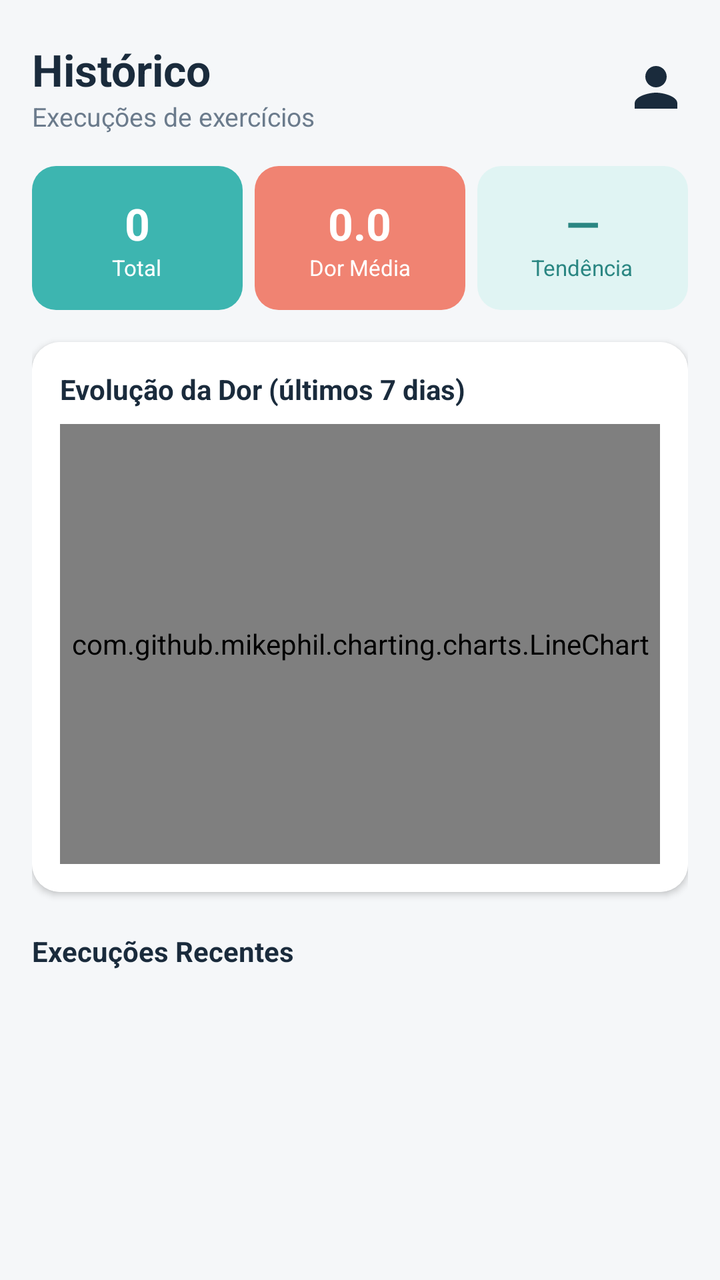
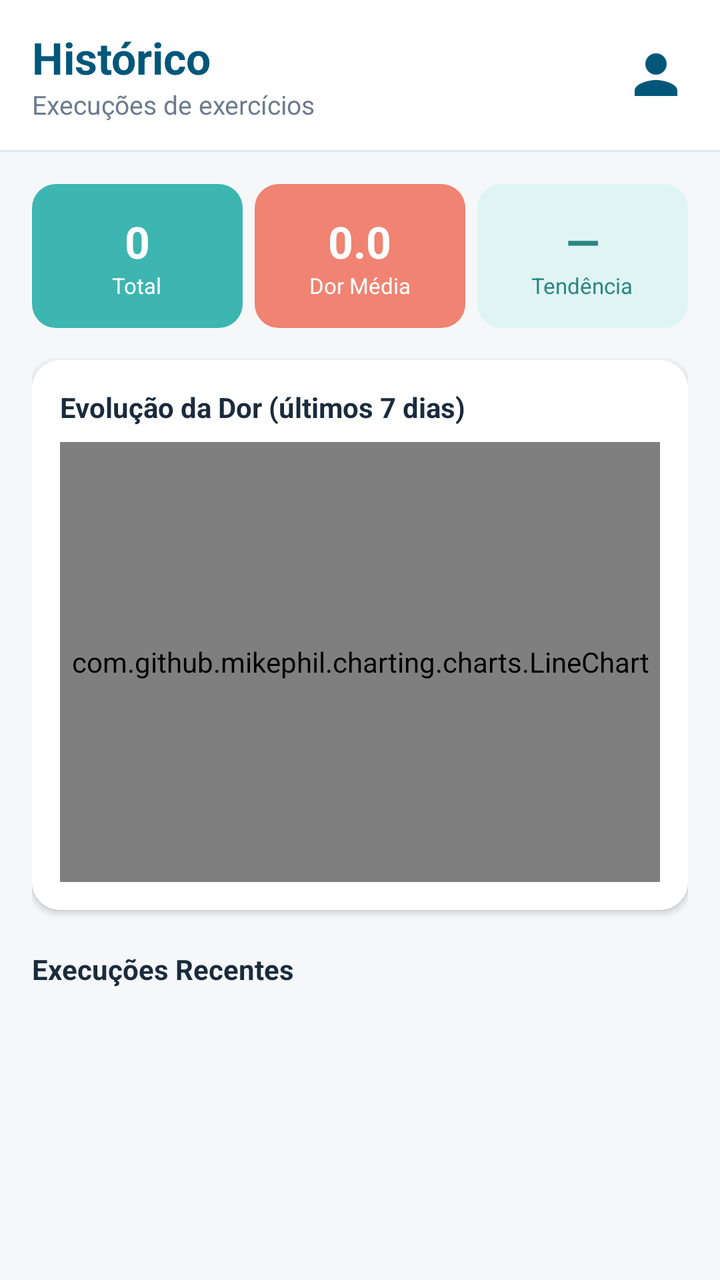

The first picture is an Android layout as it rendered before a commit; the second is the same layout after the commit. The layout source and the unified diff follow.
<!-- AndroidManifest.xml: application theme Theme.MayaRPG -->
<!-- res/layout/fragment_historico.xml -->
<?xml version="1.0" encoding="utf-8"?>
<androidx.constraintlayout.widget.ConstraintLayout
    xmlns:android="http://schemas.android.com/apk/res/android"
    xmlns:app="http://schemas.android.com/apk/res-auto"
    android:layout_width="match_parent"
    android:layout_height="match_parent"
    android:background="@color/bg_default">

    
    <TextView
        android:id="@+id/tvTitulo"
        android:layout_width="wrap_content"
        android:layout_height="wrap_content"
        android:text="@string/hist_titulo"
        android:textColor="@color/text_primary"
        android:textSize="22sp"
        android:textStyle="bold"
        android:layout_marginTop="20dp"
        android:layout_marginStart="16dp"
        app:layout_constraintTop_toTopOf="parent"
        app:layout_constraintStart_toStartOf="parent" />

    <TextView
        android:id="@+id/tvSubtitulo"
        android:layout_width="wrap_content"
        android:layout_height="wrap_content"
        android:text="@string/hist_subtitulo"
        android:textColor="@color/text_secondary"
        android:textSize="13sp"
        android:layout_marginStart="16dp"
        app:layout_constraintTop_toBottomOf="@id/tvTitulo"
        app:layout_constraintStart_toStartOf="parent" />

    <ImageView
        android:id="@+id/btnPerfil"
        android:layout_width="32dp"
        android:layout_height="32dp"
        android:src="@drawable/ic_person"
        app:tint="@color/text_primary"
        android:layout_marginEnd="16dp"
        app:layout_constraintTop_toTopOf="@id/tvTitulo"
        app:layout_constraintBottom_toBottomOf="@id/tvSubtitulo"
        app:layout_constraintEnd_toEndOf="parent" />

    <ScrollView
        android:layout_width="match_parent"
        android:layout_height="0dp"
        app:layout_constraintTop_toBottomOf="@id/tvSubtitulo"
        app:layout_constraintBottom_toBottomOf="parent">

        <LinearLayout
            android:layout_width="match_parent"
            android:layout_height="wrap_content"
            android:orientation="vertical"
            android:padding="16dp">

            
            <LinearLayout
                android:layout_width="match_parent"
                android:layout_height="wrap_content"
                android:orientation="horizontal"
                android:weightSum="3">

                <LinearLayout
                    android:layout_width="0dp"
                    android:layout_height="wrap_content"
                    android:layout_weight="1"
                    android:orientation="vertical"
                    android:gravity="center"
                    android:background="@drawable/bg_tile_primary"
                    android:padding="14dp"
                    android:layout_marginEnd="6dp">
                    <TextView
                        android:id="@+id/tvTotal"
                        android:layout_width="wrap_content"
                        android:layout_height="wrap_content"
                        android:text="0"
                        android:textColor="@color/white"
                        android:textSize="22sp"
                        android:textStyle="bold" />
                    <TextView
                        android:layout_width="wrap_content"
                        android:layout_height="wrap_content"
                        android:text="@string/hist_total"
                        android:textColor="@color/white"
                        android:textSize="11sp" />
                </LinearLayout>

                <LinearLayout
                    android:layout_width="0dp"
                    android:layout_height="wrap_content"
                    android:layout_weight="1"
                    android:orientation="vertical"
                    android:gravity="center"
                    android:background="@drawable/bg_tile_coral"
                    android:padding="14dp"
                    android:layout_marginEnd="6dp">
                    <TextView
                        android:id="@+id/tvDorMedia"
                        android:layout_width="wrap_content"
                        android:layout_height="wrap_content"
                        android:text="0.0"
                        android:textColor="@color/white"
                        android:textSize="22sp"
                        android:textStyle="bold" />
                    <TextView
                        android:layout_width="wrap_content"
                        android:layout_height="wrap_content"
                        android:text="@string/hist_dor_media"
                        android:textColor="@color/white"
                        android:textSize="11sp" />
                </LinearLayout>

                <LinearLayout
                    android:layout_width="0dp"
                    android:layout_height="wrap_content"
                    android:layout_weight="1"
                    android:orientation="vertical"
                    android:gravity="center"
                    android:background="@drawable/bg_tile_primary_light"
                    android:padding="14dp">
                    <TextView
                        android:id="@+id/tvTendencia"
                        android:layout_width="wrap_content"
                        android:layout_height="wrap_content"
                        android:text="—"
                        android:textColor="@color/primary_dark"
                        android:textSize="22sp"
                        android:textStyle="bold" />
                    <TextView
                        android:layout_width="wrap_content"
                        android:layout_height="wrap_content"
                        android:text="@string/hist_tendencia"
                        android:textColor="@color/primary_dark"
                        android:textSize="11sp" />
                </LinearLayout>
            </LinearLayout>

            
            <androidx.cardview.widget.CardView
                android:layout_width="match_parent"
                android:layout_height="wrap_content"
                app:cardCornerRadius="14dp"
                app:cardElevation="2dp"
                android:layout_marginTop="16dp">

                <LinearLayout
                    android:layout_width="match_parent"
                    android:layout_height="wrap_content"
                    android:orientation="vertical"
                    android:background="@color/surface"
                    android:padding="14dp">

                    <TextView
                        android:layout_width="wrap_content"
                        android:layout_height="wrap_content"
                        android:text="@string/hist_evolucao"
                        android:textColor="@color/text_primary"
                        android:textStyle="bold"
                        android:textSize="14sp" />

                    <com.github.mikephil.charting.charts.LineChart
                        android:id="@+id/grafico"
                        android:layout_width="match_parent"
                        android:layout_height="220dp"
                        android:layout_marginTop="8dp" />
                </LinearLayout>
            </androidx.cardview.widget.CardView>

            
            <TextView
                android:layout_width="wrap_content"
                android:layout_height="wrap_content"
                android:text="@string/hist_recentes"
                android:textColor="@color/text_primary"
                android:textStyle="bold"
                android:textSize="14sp"
                android:layout_marginTop="20dp" />

            <androidx.recyclerview.widget.RecyclerView
                android:id="@+id/rvExecucoes"
                android:layout_width="match_parent"
                android:layout_height="wrap_content"
                android:layout_marginTop="8dp" />

            <TextView
                android:id="@+id/tvVazio"
                android:layout_width="match_parent"
                android:layout_height="wrap_content"
                android:text="Nenhuma execução registrada ainda."
                android:textColor="@color/text_secondary"
                android:gravity="center"
                android:padding="24dp"
                android:visibility="gone" />
        </LinearLayout>
    </ScrollView>
</androidx.constraintlayout.widget.ConstraintLayout>
<!-- resources referenced by this layout -->
<resources>
  <color name="bg_default">#F5F7F9</color>
  <color name="primary_dark">#2A8682</color>
  <color name="surface">#FFFFFF</color>
  <color name="text_primary">#1A2B3C</color>
  <color name="text_secondary">#6B7B8C</color>
  <color name="white">#FFFFFF</color>
  <!-- drawable bg_tile_coral (drawable) -->
  <?xml version="1.0" encoding="utf-8"?>
  <shape xmlns:android="http://schemas.android.com/apk/res/android"
      android:shape="rectangle">
      <solid android:color="@color/coral" />
      <corners android:radius="12dp" />
  </shape>
  <!-- drawable bg_tile_primary (drawable) -->
  <?xml version="1.0" encoding="utf-8"?>
  <shape xmlns:android="http://schemas.android.com/apk/res/android"
      android:shape="rectangle">
      <solid android:color="@color/primary" />
      <corners android:radius="12dp" />
  </shape>
  <!-- drawable bg_tile_primary_light (drawable) -->
  <?xml version="1.0" encoding="utf-8"?>
  <shape xmlns:android="http://schemas.android.com/apk/res/android"
      android:shape="rectangle">
      <solid android:color="#E0F4F3" />
      <corners android:radius="12dp" />
  </shape>
  <!-- drawable ic_person (drawable) -->
  <vector xmlns:android="http://schemas.android.com/apk/res/android"
      android:width="24dp" android:height="24dp"
      android:viewportWidth="24" android:viewportHeight="24">
      <path android:fillColor="@android:color/white"
          android:pathData="M12,12c2.21,0 4,-1.79 4,-4s-1.79,-4 -4,-4 -4,1.79 -4,4 1.79,4 4,4zM12,14c-2.67,0 -8,1.34 -8,4v2h16v-2c0,-2.66 -5.33,-4 -8,-4z"/>
  </vector>
  <string name="hist_dor_media">Dor Média</string>
  <string name="hist_evolucao">Evolução da Dor (últimos 7 dias)</string>
  <string name="hist_recentes">Execuções Recentes</string>
  <string name="hist_subtitulo">Execuções de exercícios</string>
  <string name="hist_tendencia">Tendência</string>
  <string name="hist_titulo">Histórico</string>
  <string name="hist_total">Total</string>
  <style name="Theme.MayaRPG" parent="Theme.MaterialComponents.DayNight.NoActionBar">
          <item name="colorPrimary">@color/primary</item>
          <item name="colorPrimaryVariant">@color/primary_dark</item>
          <item name="colorOnPrimary">@color/white</item>
          <item name="colorSecondary">@color/coral</item>
          <item name="colorSecondaryVariant">@color/coral_light</item>
          <item name="colorOnSecondary">@color/white</item>
          <item name="android:colorBackground">@color/bg_default</item>
          <item name="android:statusBarColor" tools:targetApi="l">@color/primary_dark</item>
          <item name="android:textColorPrimary">@color/text_primary</item>
          <item name="android:textColorSecondary">@color/text_secondary</item>
          <item name="android:fontFamily">sans-serif</item>
      </style>
  <color name="coral">#F08372</color>
  <color name="primary">#3DB5B0</color>
  <color name="coral_light">#F5A89C</color>
</resources>

<!-- the commit's change to res/layout/fragment_historico.xml (unified diff, before → after) -->
@@ -7,45 +7,67 @@
     android:background="@color/bg_default">
 
     
-    <TextView
-        android:id="@+id/tvTitulo"
-        android:layout_width="wrap_content"
+    <LinearLayout
+        android:id="@+id/topoBranco"
+        android:layout_width="match_parent"
         android:layout_height="wrap_content"
-        android:text="@string/hist_titulo"
-        android:textColor="@color/text_primary"
-        android:textSize="22sp"
-        android:textStyle="bold"
-        android:layout_marginTop="20dp"
-        android:layout_marginStart="16dp"
-        app:layout_constraintTop_toTopOf="parent"
-        app:layout_constraintStart_toStartOf="parent" />
-
-    <TextView
-        android:id="@+id/tvSubtitulo"
-        android:layout_width="wrap_content"
-        android:layout_height="wrap_content"
-        android:text="@string/hist_subtitulo"
-        android:textColor="@color/text_secondary"
-        android:textSize="13sp"
-        android:layout_marginStart="16dp"
-        app:layout_constraintTop_toBottomOf="@id/tvTitulo"
-        app:layout_constraintStart_toStartOf="parent" />
-
-    <ImageView
-        android:id="@+id/btnPerfil"
-        android:layout_width="32dp"
-        android:layout_height="32dp"
-        android:src="@drawable/ic_person"
-        app:tint="@color/text_primary"
-        android:layout_marginEnd="16dp"
-        app:layout_constraintTop_toTopOf="@id/tvTitulo"
-        app:layout_constraintBottom_toBottomOf="@id/tvSubtitulo"
-        app:layout_constraintEnd_toEndOf="parent" />
+        android:orientation="vertical"
+        android:background="@color/surface"
+        android:paddingHorizontal="16dp"
+        android:paddingVertical="14dp"
+        app:layout_constraintTop_toTopOf="parent">
+
+        <RelativeLayout
+            android:layout_width="match_parent"
+            android:layout_height="wrap_content">
+
+            <LinearLayout
+                android:layout_width="wrap_content"
+                android:layout_height="wrap_content"
+                android:orientation="vertical"
+                android:layout_alignParentStart="true"
+                android:layout_centerVertical="true">
+
+                <TextView
+                    android:id="@+id/tvTitulo"
+                    android:layout_width="wrap_content"
+                    android:layout_height="wrap_content"
+                    android:text="@string/hist_titulo"
+                    android:textColor="#01577A"
+                    android:textSize="22sp"
+                    android:textStyle="bold" />
+
+                <TextView
+                    android:id="@+id/tvSubtitulo"
+                    android:layout_width="wrap_content"
+                    android:layout_height="wrap_content"
+                    android:text="@string/hist_subtitulo"
+                    android:textColor="@color/text_secondary"
+                    android:textSize="13sp" />
+            </LinearLayout>
+
+            <ImageView
+                android:id="@+id/btnPerfil"
+                android:layout_width="32dp"
+                android:layout_height="32dp"
+                android:src="@drawable/ic_person"
+                app:tint="#01577A"
+                android:layout_alignParentEnd="true"
+                android:layout_centerVertical="true" />
+        </RelativeLayout>
+    </LinearLayout>
+
+    <View
+        android:id="@+id/divisor"
+        android:layout_width="match_parent"
+        android:layout_height="1dp"
+        android:background="@color/divider"
+        app:layout_constraintTop_toBottomOf="@id/topoBranco" />
 
     <ScrollView
         android:layout_width="match_parent"
         android:layout_height="0dp"
-        app:layout_constraintTop_toBottomOf="@id/tvSubtitulo"
+        app:layout_constraintTop_toBottomOf="@id/divisor"
         app:layout_constraintBottom_toBottomOf="parent">
 
         <LinearLayout
<!-- resource entries referenced after the edit -->
@@ -1,6 +1,7 @@
 <!-- resources referenced by this layout -->
 <resources>
   <color name="bg_default">#F5F7F9</color>
+  <color name="divider">#E2E8F0</color>
   <color name="primary_dark">#2A8682</color>
   <color name="surface">#FFFFFF</color>
   <color name="text_primary">#1A2B3C</color>
